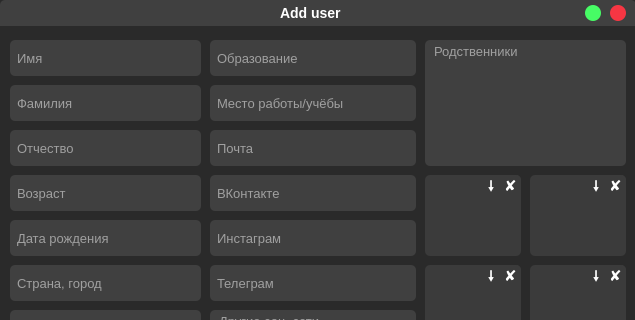
b0shka/desktop_database, file src/add_user/add_user.ui: the form before one commit; both pictures show x 0 to 635 and y 0 to 320 of the 635 by 582 pixel window.
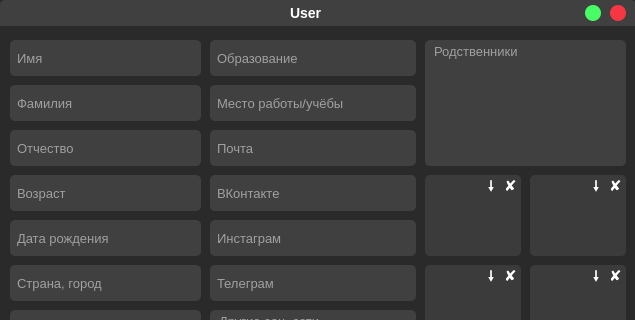
The form after the commit.

```diff
--- a/src/add_user/add_user.ui
+++ b/src/add_user/add_user.ui
@@ -139,9 +139,9 @@
     <widget class="QLabel" name="title">
      <property name="geometry">
       <rect>
-       <x>280</x>
+       <x>290</x>
        <y>5</y>
-       <width>76</width>
+       <width>41</width>
        <height>16</height>
       </rect>
      </property>
@@ -157,7 +157,7 @@
 color: white;</string>
      </property>
      <property name="text">
-      <string>Add user</string>
+      <string>User</string>
      </property>
     </widget>
    </widget>
```
Left out of the diff: 9 changed lines with no effect on the pictures.
